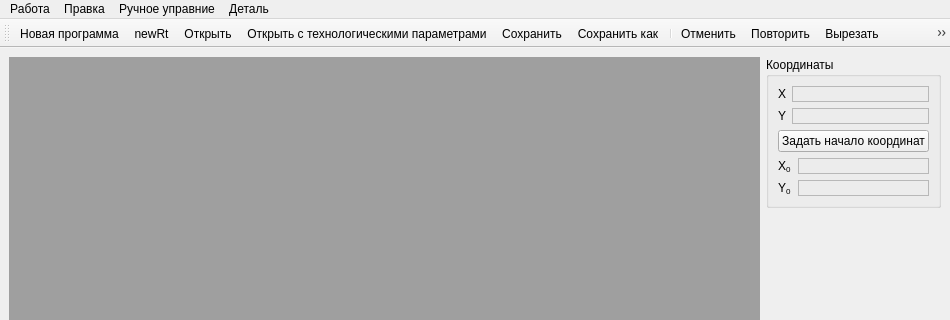
Above: src/Gui/MainWindow.ui from Ddv-progia/compositescannerarm before the change; both pictures show x 0 to 950 and y 0 to 320 of the 950 by 789 pixel window. Below: the same form after it.
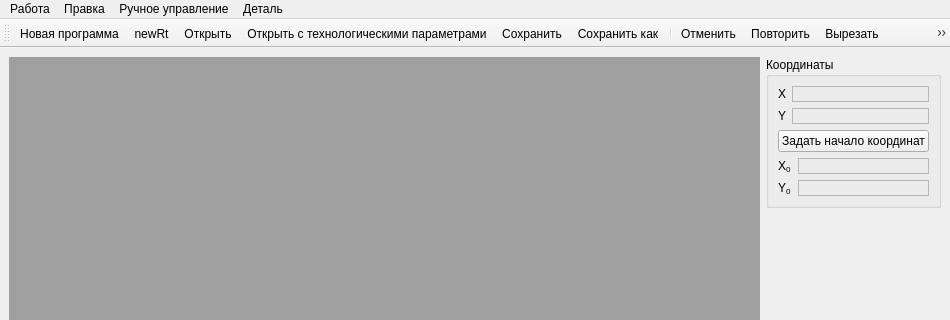
That is the form after the change. Icons and pictures are not drawn.

The edit to the form file:
```diff
--- a/src/Gui/MainWindow.ui
+++ b/src/Gui/MainWindow.ui
@@ -279,7 +279,7 @@
    </widget>
    <widget class="QMenu" name="menu_4">
     <property name="title">
-     <string>Ручное управние</string>
+     <string>Ручное управление</string>
     </property>
     <addaction name="showManualControlDialogAction"/>
     <addaction name="coilManualControlAction"/>
```
Left out of the diff: 10 changed lines with no effect on the pictures.
